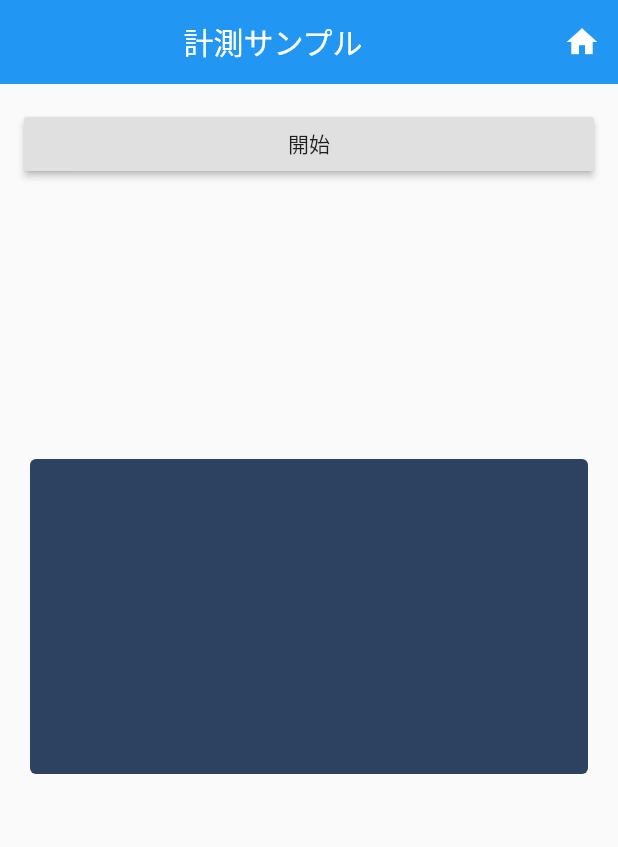
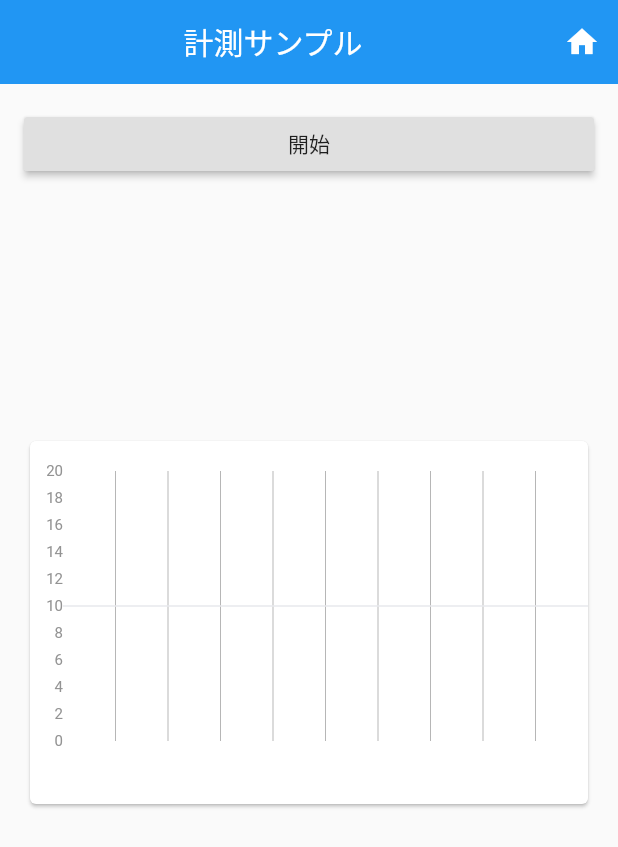
Before and after one commit to 8zca/flutter-stopwatch-demo, a Flutter app: the screen it shows after launch, on a phone screen of 412 x 824 dp. Shown: the top 847 px of the screen. Run offline on Flutter 3.47's test engine with Material 2 defaults, Android fonts, the phone set to English and light mode, and no system bars; drawn by our look-alikes of fl_chart; our stand-ins replace flutter_modular, sqflite; accounts and stored records are empty.

Commit message:
[Update] グラフ調整

```diff
--- a/lib/main.dart
+++ b/lib/main.dart
@@ -109,13 +109,14 @@ class _ChildContent extends StatelessWidget {
 
     return Container(
       height: 250,
-      padding: EdgeInsets.only(
-        top: 32,
+      margin: EdgeInsets.only(
+        top: 20
       ),
       child: Card(
-        elevation: 0,
+        elevation: 1,
         shape: RoundedRectangleBorder(borderRadius: BorderRadius.circular(4)),
-        color: const Color(0xff2c4260),
+        child: Padding(
+          padding: EdgeInsets.only(top: 20),
           child: BarChart(
             BarChartData(
               alignment: BarChartAlignment.spaceAround,
@@ -153,7 +154,28 @@ class _ChildContent extends StatelessWidget {
                     return value.toString();
                   }
                 ),
-              leftTitles: SideTitles(showTitles: false),
+                leftTitles: SideTitles(
+                  showTitles: true,
+                  interval: 2,
+                  textStyle: const TextStyle(
+                      color: Color(
+                        0xff939393,
+                      ),
+                      fontSize: 10),
+                  margin: 0,
+                ),
+                topTitles: SideTitles(
+                  margin: 20,
+                  showTitles: false
+                )
+              ),
+              gridData: FlGridData(
+                show: true,
+                checkToShowHorizontalLine: (value) => value % 2 == 0,
+                getDrawingHorizontalLine: (value) => FlLine(
+                  color: const Color(0xffe7e8ec),
+                  strokeWidth: 1,
+                ),
               ),
               borderData: FlBorderData(
                 show: false,
@@ -162,6 +184,7 @@ class _ChildContent extends StatelessWidget {
             )
           )
         )
+      )
     );
   }
 }
```
Lines whose indentation alone changed are shown as unchanged.
